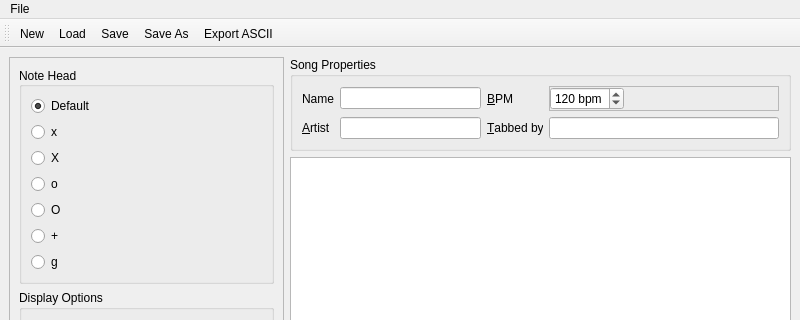
Qt form GUI/drumburp.ui (Whatang/DrumBurp) before a commit; both pictures show x 0 to 800 and y 0 to 320 of the 800 by 600 pixel window.
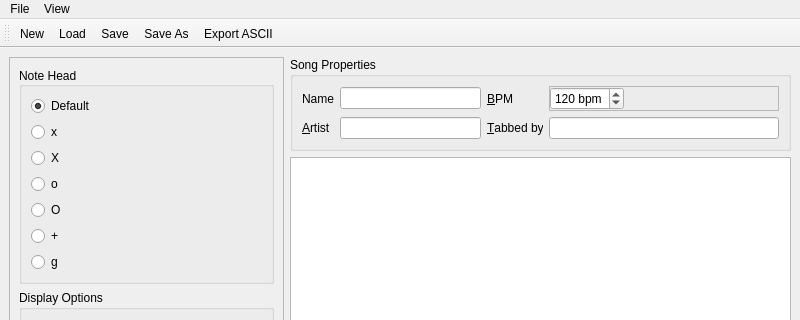
The same form after that commit. Custom widgets are drawn as their Qt base class.

Commit message: Allow hiding the various option boxes.

The edit to the form file:
```diff
--- a/GUI/drumburp.ui
+++ b/GUI/drumburp.ui
@@ -463,7 +463,16 @@
     <addaction name="separator"/>
     <addaction name="actionQuit"/>
    </widget>
+   <widget class="QMenu" name="menuView">
+    <property name="title">
+     <string>View</string>
+    </property>
+    <addaction name="actionDisplayOptionsIsVisible"/>
+    <addaction name="actionSongPropertiesIsVisible"/>
+    <addaction name="actionNoteHeadSelectorIsVisble"/>
+   </widget>
    <addaction name="menuFile"/>
+   <addaction name="menuView"/>
   </widget>
   <widget class="QStatusBar" name="statusbar"/>
   <widget class="QToolBar" name="toolBar">
```
Left out of the diff: 74 changed lines with no effect on the pictures. The commit also changes 2 other files.
